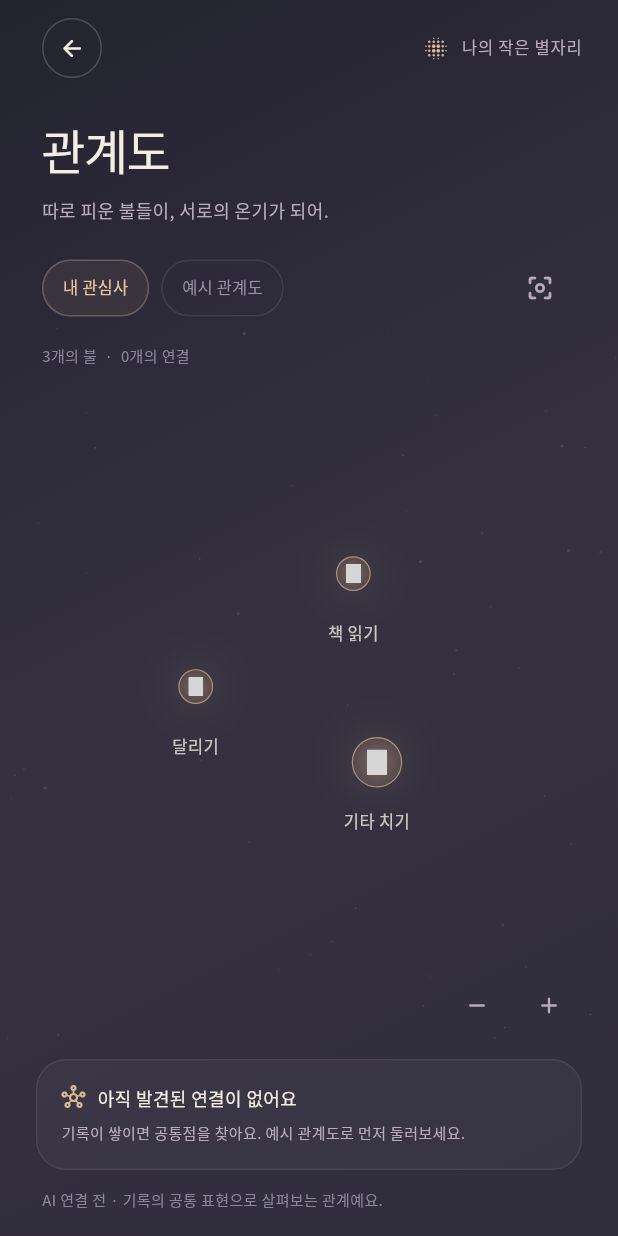
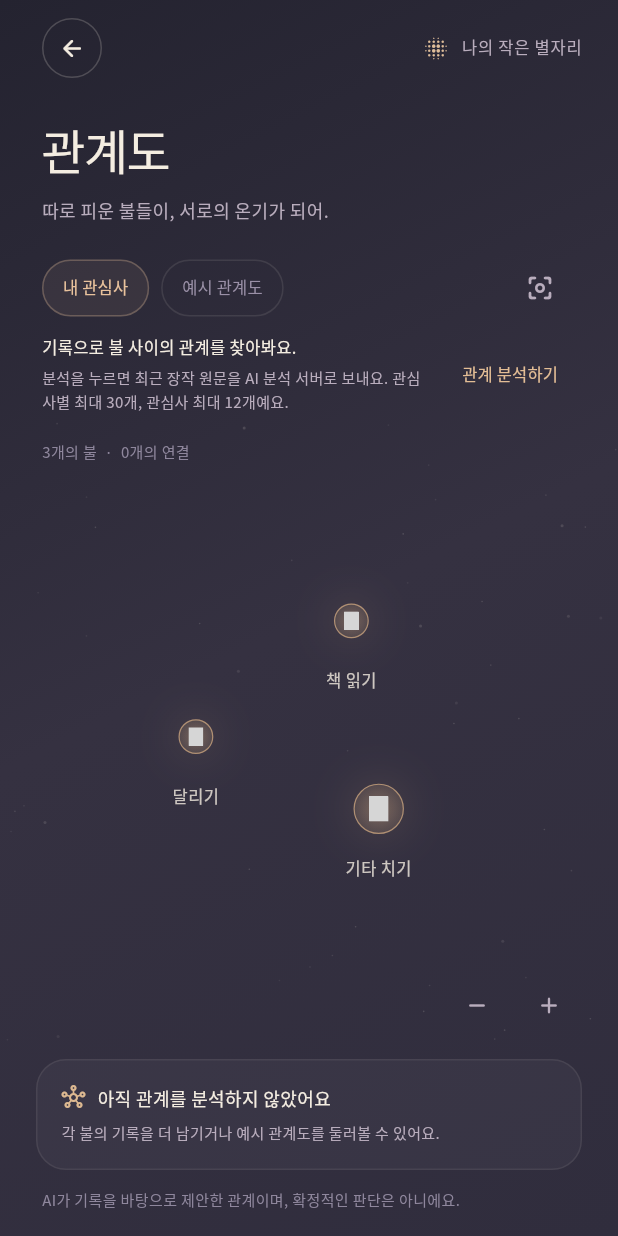
Before and after one commit to rmdkarhdwn/jangjak_diary, a Flutter app: the screen it shows after launch, after a tap on "관계", on a phone screen of 412 x 824 dp. Run offline on Flutter 3.47's test engine with Material 3 defaults, Android fonts, the light colour scheme and no system bars; our stand-ins replace flutter_svg, shared_preferences; Roboto replaces fonts that are missing (NotoSerifKR); project files that could hold a hidden picture were left out; grey boxes are pictures that could not be loaded.

Commit message:
feat: AI 관계 분석 백엔드 연결

```diff
--- a/lib/relationships/connection_sheet.dart
+++ b/lib/relationships/connection_sheet.dart
@@ -89,7 +89,7 @@ class _ConnectionSheetState extends State<ConnectionSheet> {
                   const SizedBox(width: 8),
                   Expanded(
                     child: Text(
-                      widget.map.isExample ? '예시 기록에서 찾은 연결' : '기록에서 찾은 연결',
+                      widget.map.isExample ? '예시 기록에서 찾은 연결' : 'AI가 기록에서 찾은 연결',
                       style: const TextStyle(color: soft, fontSize: 11),
                     ),
                   ),
@@ -112,8 +112,10 @@ class _ConnectionSheetState extends State<ConnectionSheet> {
                 crossAxisAlignment: WrapCrossAlignment.center,
                 children: [
                   _NamePill(_current.left.title),
-                  const Icon(
-                    Icons.more_horiz_rounded,
+                  Icon(
+                    _current.type == RelationType.transition
+                        ? Icons.arrow_forward_rounded
+                        : Icons.more_horiz_rounded,
                     color: Color(0xFFE3B98F),
                     size: 20,
                   ),
@@ -130,7 +132,9 @@ class _ConnectionSheetState extends State<ConnectionSheet> {
                   ),
                   const SizedBox(width: 8),
                   Text(
-                    _current.closeness,
+                    _current.type == null
+                        ? _current.closeness
+                        : '밀접도 ${_current.strength}',
                     style: const TextStyle(
                       color: Color(0xFFE3B98F),
                       fontSize: 11,
@@ -264,12 +268,16 @@ class _ConnectionSheetState extends State<ConnectionSheet> {
                   ),
                 ),
               const SizedBox(height: 20),
-              const _SectionTitle('새로운 연결 제안', icon: Icons.add_link_rounded),
+              _SectionTitle(
+                _current.suggestion == null ? '새로운 연결 제안' : '함께 해볼 행동',
+                icon: Icons.add_link_rounded,
+              ),
               const SizedBox(height: 8),
               Text(
-                suggestions.isEmpty
-                    ? '새로운 공통점이 담긴 기록이 쌓이면, 다른 연결도 함께 살펴볼 수 있어요.'
-                    : '이 두 불에서 조금 더 뻗어 나가 볼까요? 아직 펼치지 않은 공통점이에요.',
+                _current.suggestion ??
+                    (suggestions.isEmpty
+                        ? '새로운 공통점이 담긴 기록이 쌓이면, 다른 연결도 함께 살펴볼 수 있어요.'
+                        : '이 두 불에서 조금 더 뻗어 나가 볼까요? 아직 펼치지 않은 공통점이에요.'),
                 style: const TextStyle(color: soft, fontSize: 11, height: 1.8),
               ),
               const SizedBox(height: 12),
@@ -332,7 +340,7 @@ class _ConnectionSheetState extends State<ConnectionSheet> {
               Text(
                 widget.map.isExample
                     ? '이 화면의 관심사와 기록은 기능을 살펴보기 위한 예시입니다.'
-                    : 'AI 연결 전 미리보기예요. 기록에 나타난 공통 표현을 기준으로 연결하며, 관계를 단정하지 않아요.',
+                    : 'AI가 장작 원문을 바탕으로 제안한 연결이에요. 밀접도는 서버의 계산값이며 확률이나 확정적인 판단이 아니에요.',
                 style: TextStyle(
                   color: soft.withValues(alpha: .65),
                   fontSize: 10,
--- a/lib/relationships/relationship_data.dart
+++ b/lib/relationships/relationship_data.dart
@@ -1,4 +1,14 @@
 import '../diary/diary_store.dart';
+
+enum RelationType {
+  topic('공통 주제'),
+  motivation('공통 동기'),
+  behavior('비슷한 행동'),
+  transition('관심의 전이');
+
+  const RelationType(this.label);
+  final String label;
+}
 
 class ConnectionEvidence {
   const ConnectionEvidence(this.interest, this.entry);
@@ -13,23 +23,31 @@ class InterestConnection {
     required this.strength,
     required this.themes,
     required this.evidence,
+    this.type,
+    this.summary,
+    this.suggestion,
   });
   final Interest left;
   final Interest right;
   final double strength;
   final List<String> themes;
   final List<ConnectionEvidence> evidence;
+  final RelationType? type;
+  final String? summary;
+  final String? suggestion;
   String get id => '${left.id}::${right.id}';
   bool contains(String id) => left.id == id || right.id == id;
-  String get label => '${left.title} · ${right.title}';
+  String get label =>
+      '${left.title}${type == RelationType.transition ? ' → ' : ' · '}${right.title}';
   String get closeness => strength >= .75
       ? '깊은 연결'
       : strength >= .6
       ? '가까운 연결'
       : '작은 연결';
   String get explanation =>
+      summary ??
       '두 관심사의 기록에서 ${themes.map((theme) => '‘$theme’').join(', ')}에 관한 표현이 함께 발견됐어요. '
-      '서로 다른 활동 속에 비슷한 마음이 머물러 있을 수 있어요.';
+          '서로 다른 활동 속에 비슷한 마음이 머물러 있을 수 있어요.';
 }
 
 class RelationshipMap {
--- a/lib/relationships/relationship_screen.dart
+++ b/lib/relationships/relationship_screen.dart
@@ -8,15 +8,18 @@ import '../theme/diary_theme.dart';
 import 'connection_sheet.dart';
 import 'relationship_data.dart';
 import 'relationship_graph.dart';
+import 'relation_api.dart';
 
 class RelationshipScreen extends StatefulWidget {
   const RelationshipScreen({
     super.key,
     required this.interests,
     required this.clock,
+    this.api,
   });
   final List<Interest> interests;
   final DateTime Function() clock;
+  final RelationApi? api;
 
   @override
   State<RelationshipScreen> createState() => _RelationshipScreenState();
@@ -25,7 +28,14 @@ class RelationshipScreen extends StatefulWidget {
 class _RelationshipScreenState extends State<RelationshipScreen>
     with WidgetsBindingObserver {
   final _graph = GlobalKey<RelationshipGraphState>();
-  late final _mine = RecordRelationshipAnalyzer().analyze(widget.interests);
+  late RelationshipMap _mine = RelationshipMap(
+    interests: widget.interests,
+    connections: const [],
+  );
+  late final _api = widget.api ?? RelationApi();
+  bool _loading = false;
+  bool _analyzed = false;
+  RelationApiException? _error;
   late final _example = exampleRelationshipMap(widget.clock());
   late DateTime _now = widget.clock();
   bool _showExample = false;
@@ -51,10 +61,121 @@ class _RelationshipScreenState extends State<RelationshipScreen>
 
   @override
   void dispose() {
+    if (widget.api == null) _api.close();
     _timer?.cancel();
     WidgetsBinding.instance.removeObserver(this);
     super.dispose();
   }
+
+  Future<void> _analyze() async {
+    if (_loading) return;
+    setState(() {
+      _loading = true;
+      _analyzed = false;
+      _error = null;
+      _selectedId = null;
+      _mine = RelationshipMap(
+        interests: widget.interests,
+        connections: const [],
+      );
+    });
+    try {
+      final result = await _api.analyze(widget.interests);
+      if (mounted) {
+        setState(() {
+          _mine = result;
+          _analyzed = true;
+        });
+      }
+    } on RelationApiException catch (error) {
+      if (mounted) setState(() => _error = error);
+    } catch (_) {
+      if (mounted) {
+        setState(
+          () => _error = const RelationApiException(
+            'UNEXPECTED',
+            '관계 분석을 마치지 못했어요. 다시 시도해 주세요.',
+          ),
+        );
+      }
+    } finally {
+      if (mounted) setState(() => _loading = false);
+    }
+  }
+
+  Widget _analysisPanel() => Padding(
+    padding: const EdgeInsets.fromLTRB(28, 8, 28, 4),
+    child: Row(
+      children: [
+        if (_loading) ...[
+          const SizedBox(
+            width: 18,
+            height: 18,
+            child: CircularProgressIndicator(
+              strokeWidth: 2,
+              color: Color(0xFFE3BD95),
+            ),
+          ),
+          const SizedBox(width: 12),
+        ],
+        Expanded(
+          child: Semantics(
+            liveRegion: true,
+            child: Column(
+              crossAxisAlignment: CrossAxisAlignment.start,
+              children: [
+                Text(
+                  _loading
+                      ? '관계를 분석하고 있어요…'
+                      : _error != null
+                      ? '관계 분석에 실패했어요'
+                      : _analyzed
+                      ? '관계 분석을 마쳤어요'
+                      : '기록으로 불 사이의 관계를 찾아봐요.',
+                  style: const TextStyle(color: DiaryTheme.cream, fontSize: 11),
+                ),
+                const SizedBox(height: 4),
+                Text(
+                  _error != null
+                      ? '${_error!.message} (${_error!.code})'
+                      : _loading
+                      ? '잠시만 기다려 주세요. 최대 55초 정도 걸릴 수 있어요.'
+                      : _analyzed && _mine.connections.isEmpty
+                      ? '이번 분석에서는 충분한 근거가 있는 연결을 찾지 못했어요.'
+                      : '분석을 누르면 최근 장작 원문을 AI 분석 서버로 보내요. 관심사별 최대 30개, 관심사 최대 12개예요.',
+                  maxLines: 3,
+                  overflow: TextOverflow.ellipsis,
+                  style: const TextStyle(
+                    color: Color(0xFFB9ADBD),
+                    fontSize: 10,
+                    height: 1.6,
+                  ),
+                ),
+              ],
+            ),
+          ),
+        ),
+        const SizedBox(width: 8),
+        TextButton(
+          onPressed: _loading ? null : _analyze,
+          style: TextButton.styleFrom(
+            foregroundColor: const Color(0xFFE3BD95),
+            disabledForegroundColor: const Color(0xFF8F879D),
+          ),
+          child: Text(
+            _loading
+                ? '분석 중'
+                : _error != null
+                ? '다시 시도'
+                : _analyzed
+                ? '다시 분석'
+                : '관계 분석하기',
+            style: const TextStyle(fontSize: 11),
+          ),
+        ),
+      ],
+    ),
+  );
 
   Future<void> _openConnection(InterestConnection connection) async {
     final id = await showModalBottomSheet<String>(
@@ -195,6 +316,7 @@ class _RelationshipScreenState extends State<RelationshipScreen>
                           ],
                         ),
                       ),
+                      if (!_showExample) _analysisPanel(),
                       Expanded(
                         child: Stack(
                           children: [
@@ -262,7 +384,7 @@ class _RelationshipScreenState extends State<RelationshipScreen>
                         child: Text(
                           _showExample
                               ? '예시 관심사와 기록으로 둘러보는 중이에요.'
-                              : 'AI 연결 전 · 기록의 공통 표현으로 살펴보는 관계예요.',
+                              : 'AI가 기록을 바탕으로 제안한 관계이며, 확정적인 판단은 아니에요.',
                           style: const TextStyle(
                             color: Color(0xFF8F879D),
                             fontSize: 10,
@@ -310,7 +432,13 @@ class _RelationshipScreenState extends State<RelationshipScreen>
                     const SizedBox(width: 8),
                     Expanded(
                       child: Text(
-                        _map.connections.isEmpty
+                        !_showExample && _loading
+                            ? '분석 결과를 기다리고 있어요'
+                            : !_showExample && _error != null
+                            ? '분석 결과를 불러오지 못했어요'
+                            : !_showExample && !_analyzed
+                            ? '아직 관계를 분석하지 않았어요'
+                            : _map.connections.isEmpty
                             ? '아직 발견된 연결이 없어요'
                             : '서로 닿아 있는 마음을 찾아보세요',
                         style: const TextStyle(
@@ -324,7 +452,7 @@ class _RelationshipScreenState extends State<RelationshipScreen>
                 const SizedBox(height: 6),
                 Text(
                   _map.connections.isEmpty
-                      ? '기록이 쌓이면 공통점을 찾아요. 예시 관계도로 먼저 둘러보세요.'
+                      ? '각 불의 기록을 더 남기거나 예시 관계도를 둘러볼 수 있어요.'
                       : '불을 누르면 가까운 관계가, 선을 누르면 연결의 이유가 보여요.',
                   style: const TextStyle(
                     color: Color(0xFFB9ADBD),
--- a/pubspec.yaml
+++ b/pubspec.yaml
@@ -36,6 +36,7 @@ dependencies:
   cupertino_icons: ^1.0.8
   flutter_svg: ^2.3.0
   shared_preferences: ^2.5.6
+  http: ^1.6.0
 
 dev_dependencies:
   flutter_test:
```
Also changed, not shown: lib/relationships/relation_api.dart (added, +251 -0 lines), test_integration/relation_api_http_test.dart (added, +67 -0 lines), pubspec.lock, 11 other files.
